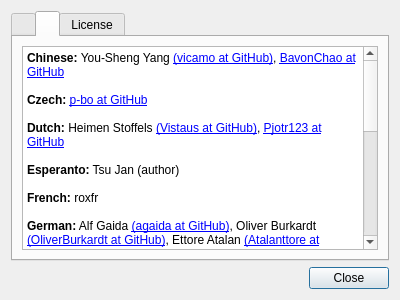
Before: the Qt Designer form feathernotes/about.ui in tsujan/FeatherNotes, drawn with Qt 5.
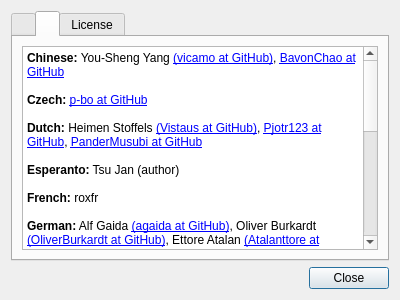
After: the same form once the commit is applied. The open tabs and pages were chosen to show the change.

The edit to the form file:
```diff
--- a/feathernotes/about.ui
+++ b/feathernotes/about.ui
@@ -101,7 +101,7 @@
 &lt;p style=&quot;-qt-paragraph-type:empty; margin-top:0px; margin-bottom:0px; margin-left:0px; margin-right:0px; -qt-block-indent:0; text-indent:0px;&quot;&gt;&lt;br /&gt;&lt;/p&gt;
 &lt;p style=&quot; margin-top:0px; margin-bottom:0px; margin-left:0px; margin-right:0px; -qt-block-indent:0; text-indent:0px;&quot;&gt;&lt;span style=&quot; font-weight:600;&quot;&gt;Czech:&lt;/span&gt; &lt;a href=&quot;https://github.com/p-bo&quot;&gt;p-bo at GitHub&lt;/a&gt;&lt;/p&gt;
 &lt;p style=&quot;-qt-paragraph-type:empty; margin-top:0px; margin-bottom:0px; margin-left:0px; margin-right:0px; -qt-block-indent:0; text-indent:0px;&quot;&gt;&lt;br /&gt;&lt;/p&gt;
-&lt;p style=&quot; margin-top:0px; margin-bottom:0px; margin-left:0px; margin-right:0px; -qt-block-indent:0; text-indent:0px;&quot;&gt;&lt;span style=&quot; font-weight:600;&quot;&gt;Dutch:&lt;/span&gt; Heimen Stoffels &lt;a href=&quot;https://github.com/Vistaus&quot;&gt;(Vistaus at GitHub)&lt;/a&gt;, &lt;a href=&quot;https://github.com/Pjotr123&quot;&gt;Pjotr123 at GitHub&lt;/a&gt;&lt;/p&gt;
+&lt;p style=&quot; margin-top:0px; margin-bottom:0px; margin-left:0px; margin-right:0px; -qt-block-indent:0; text-indent:0px;&quot;&gt;&lt;span style=&quot; font-weight:600;&quot;&gt;Dutch:&lt;/span&gt; Heimen Stoffels &lt;a href=&quot;https://github.com/Vistaus&quot;&gt;(Vistaus at GitHub)&lt;/a&gt;, &lt;a href=&quot;https://github.com/Pjotr123&quot;&gt;Pjotr123 at GitHub&lt;/a&gt;, &lt;a href=&quot;https://github.com/PanderMusubi&quot;&gt;PanderMusubi at GitHub&lt;/a&gt;&lt;/p&gt;
 &lt;p style=&quot;-qt-paragraph-type:empty; margin-top:0px; margin-bottom:0px; margin-left:0px; margin-right:0px; -qt-block-indent:0; text-indent:0px;&quot;&gt;&lt;br /&gt;&lt;/p&gt;
 &lt;p style=&quot; margin-top:0px; margin-bottom:0px; margin-left:0px; margin-right:0px; -qt-block-indent:0; text-indent:0px;&quot;&gt;&lt;span style=&quot; font-weight:600;&quot;&gt;Esperanto:&lt;/span&gt; Tsu Jan (author)&lt;/p&gt;
 &lt;p style=&quot;-qt-paragraph-type:empty; margin-top:0px; margin-bottom:0px; margin-left:0px; margin-right:0px; -qt-block-indent:0; text-indent:0px;&quot;&gt;&lt;br /&gt;&lt;/p&gt;
```
